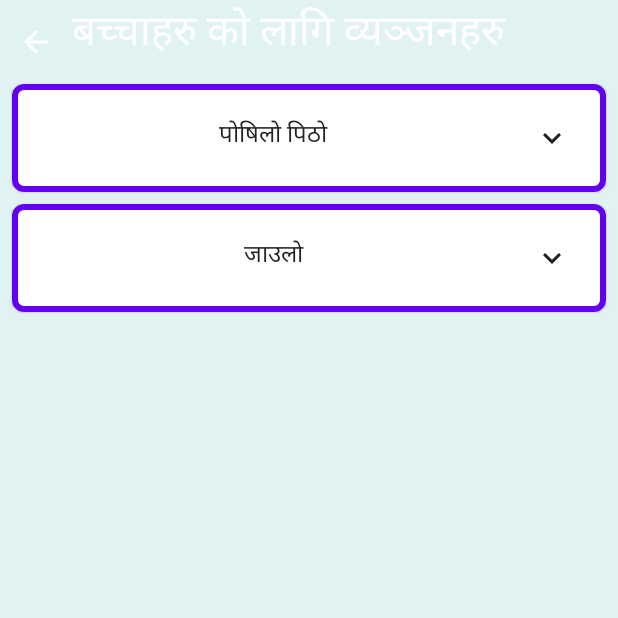
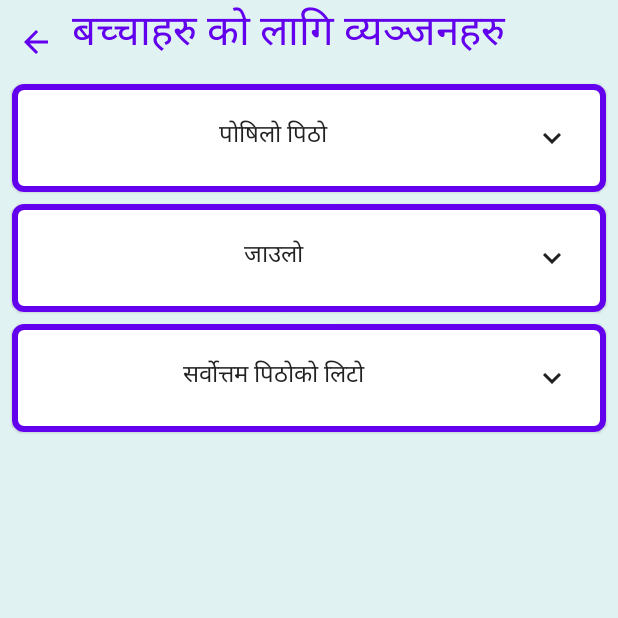
Before and after one commit to s194582/Nepalprojekt, an Android app built with Jetpack Compose: the recipe_child_screen screen opened through its navigation route, on a phone screen of 412 x 824 dp, the top half of it. Run offline under Robolectric (Android 15) with nearby library versions, the phone set to English and light mode, and no system bars.

Commit message:
Litto added to childrens recipes.

```diff
--- a/app/src/main/java/com/example/nepalprojekt/ui/theme/StructuralElements.kt
+++ b/app/src/main/java/com/example/nepalprojekt/ui/theme/StructuralElements.kt
@@ -46,11 +46,11 @@ fun TopBar (
 ) {
     Row() {
         IconButton(onClick = onClick) {
-            Icon(Icons.Filled.ArrowBack, "backIcon", tint = Color.White)
+            Icon(Icons.Filled.ArrowBack, "backIcon", tint = MaterialTheme.colors.primary)
         }
         Text(text = topBarTitle,
             fontSize = 28.sp,
-            color = Color.White)
+            color = MaterialTheme.colors.primary)
     }
 
 }
--- a/app/src/main/java/com/example/nepalprojekt/ui/theme/health/ChildHealth.kt
+++ b/app/src/main/java/com/example/nepalprojekt/ui/theme/health/ChildHealth.kt
@@ -117,8 +117,6 @@ fun SixNine (
                 contentDescription = "jaulo and litto")
             // Different foods should be prepared daily by mixing at least 4 groups of food (grains, nuts, animal foods, fruits and vegetables).
             Text(stringResource(id = R.string.six_nine_different_foods_should))
-            /*TODO
-            *  Consider adding link to recipes*/
 
             Image(painter = painterResource(id = R.drawable.hc24_boiled_water),
                 contentDescription = "boiling water")
@@ -130,7 +128,7 @@ fun SixNine (
             // Wash hands thoroughly with soap and water before cooking and after feeding.
             Text(stringResource(id = R.string.six_nine_wash_hands_thoroughly))
 
-            Image(painter = painterResource(id = R.drawable.hc25_two_children_logo_salt),
+            Image(painter = painterResource(id = R.drawable.hc25_two_children_salt),
                 contentDescription = "salt logo")
             // Only salt with two children logo should be used when preparing food.
             Text(stringResource(id = R.string.six_nine_only_salt))
--- a/app/src/main/java/com/example/nepalprojekt/ui/theme/health/GeneralHealth.kt
+++ b/app/src/main/java/com/example/nepalprojekt/ui/theme/health/GeneralHealth.kt
@@ -69,7 +69,6 @@ fun a (
             // Feed from one breast only after feeding in another way.
             Text(stringResource(id = R.string.zero_six_feed_from_one_breast_only))
 
-            /* TODO: Revisit, as the following might get left out */
             // Feeding the child 6 months of age and additional vitamin A capsules and parasite medicine every 6-6 months.
             Text(stringResource(id = R.string.zero_six_feeding_the_child_6_months))
 
--- a/app/src/main/java/com/example/nepalprojekt/ui/theme/recipes/RecipesChild.kt
+++ b/app/src/main/java/com/example/nepalprojekt/ui/theme/recipes/RecipesChild.kt
@@ -55,6 +55,20 @@ fun RecipesChild (
                 null,
                 null,
                 null)
+
+            InfoBoxesExpandable(title = stringResource(id = R.string.the_best_flour_litto),
+                painterResource(id = R.drawable.litto),
+                stringResource(id = R.string.litto_ingredients),
+                painterResource(id = R.drawable.litto_kopi_af_sarbottam_pitho_nutritiousflower),
+                null,
+                null,
+                stringResource(id = R.string.litto_directions),
+                painterResource(id = R.drawable.litto_ghee_oil),
+                stringResource(id = R.string.litto_note),
+                null,
+                null,
+                null,
+                null)
         }
     }
 }
--- a/app/src/main/res/values/strings.xml
+++ b/app/src/main/res/values/strings.xml
@@ -72,6 +72,20 @@
     <string name="jaulo_directions2"> पाक्दै गरेको जाउलोमा पिसेको वा मसिनो पारेर टुक्रा गरेको साग पनि मिसाउने र एकछिन छोपेर पकाउने। \n
         स्वादको लागि थोरै आयोडिन युक्त नून हाल्ने ।
     </string>
+    <string name="the_best_flour_litto">सर्वोत्तम पिठोको लिटो</string>
+    <string name="litto_ingredients">१. एक भाग मकै , एक भाग गहुँ र दुई भाग भट्मास छुट्टा छुट्टै भुटेर बनाएको पिठो
+        \n२. सर्वोत्तम पिठो २५ ग्राम
+        \n३. पिउने पानी एक ग्लास
+        \n४. मौसम अनुसारको सागपात वा पहेँला फलफूल एक  दुई पत्ता / टुक्रा
+        \n५. घीउ वा तेल ३ ग्राम
+</string>
+    <string name="litto_directions">१.मौसम अनुसारको हरियो सागपात लाई सफा पानीमा  पखालेर पिसने ।
+        \n२. एक ग्लास उम्लिरहेको पानीमा सर्वोत्तम पिठो हालेर चलाउँदै एकछिन पकाउने ।
+        \n३. त्यसमा पिसेको साग मिसाउने ।
+        \n४. तेल अथवा घीउ हाल्ने र चलाउने र एकछिन छोपेर पकाउने ।
+        \n५. सागको सट्टा फलफूल पनि मिसाउन सकिन्छ।
+</string>
+    <string name="litto_note">नोट : सागपात राखेमा मात्र तेल राख्नु पर्छ अथवा यसलाई पिठो मात्र राखेर पनि बनाउन सकिन्छ।</string>
 
     <string name="healthy_food">स्वस्थकर खाना</string>
     <string name="recipe_adult_general_information">सन्तुलित आहार खानु महत्त्वपूर्ण छ। \n
```
Also changed, not shown: app/src/main/res/drawable/hc25_two_children_salt.png (added), app/src/main/res/drawable/litto.png (added), app/src/main/res/drawable/litto_ghee_clearifiedbutter.png (added), app/src/main/res/drawable/litto_ghee_oil.png (added), app/src/main/res/drawable/litto_kopi_af_sarbottam_pitho_nutritiousflower.png (added), app/src/main/res/drawable/litto_oil_bottle.png (added).
